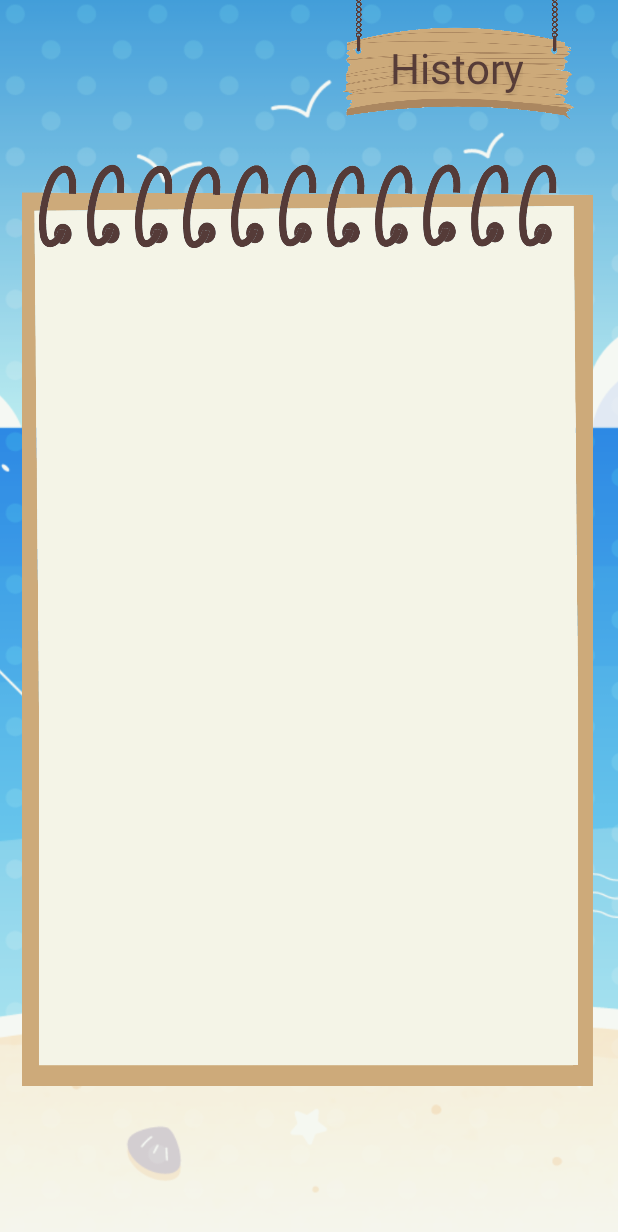
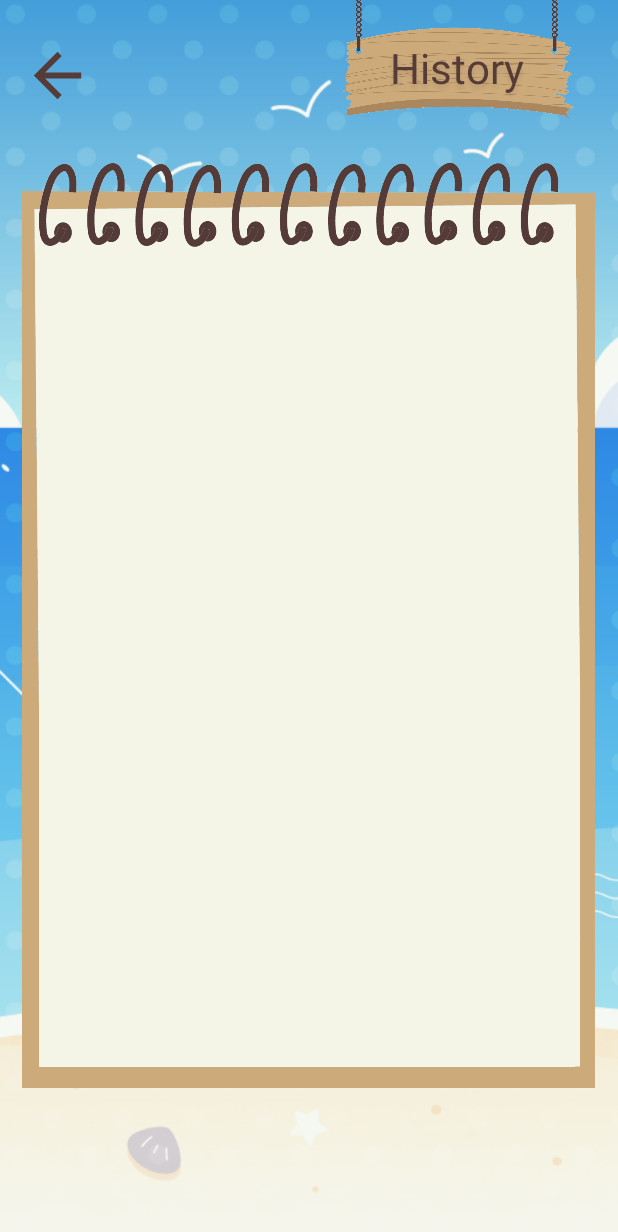
Before and after one commit to alleyahPCM/Piculinary, an Android app: the fragment HistoryAlbumFragment shown on its own in the app's theme, on a phone screen of 412 x 824 dp. Shown: the top 1232 px of the screen. Run offline under Robolectric (Android 15) with nearby library versions, the phone set to English and light mode, and no system bars.

Commit message:
Changed aaron_picture.jpg, Implemented History Navigation and Prepped History Album

```diff
--- a/app/src/main/java/com/example/piculinary/HistoryAlbumFragment.java
+++ b/app/src/main/java/com/example/piculinary/HistoryAlbumFragment.java
@@ -7,12 +7,25 @@ import androidx.fragment.app.Fragment;
 import android.view.LayoutInflater;
 import android.view.View;
 import android.view.ViewGroup;
+import android.widget.ImageView;
 
 public class HistoryAlbumFragment extends Fragment {
 
     @Override
     public View onCreateView(LayoutInflater inflater, ViewGroup container, Bundle savedInstanceState) {
         // Inflate the layout for this fragment
-        return inflater.inflate(R.layout.fragment_history_album, container, false);
+        View view = inflater.inflate(R.layout.fragment_history_album, container, false);
+
+        // Find the back button and set the click listener
+        ImageView backButton = view.findViewById(R.id.arrowBack);
+        backButton.setOnClickListener(new View.OnClickListener() {
+            @Override
+            public void onClick(View v) {
+                // Go back to the previous page/fragment
+                ((MainActivity) requireActivity()).navigateToFragment(new HistoryFragment());
+            }
+        });
+
+        return view;
     }
 }
--- a/app/src/main/java/com/example/piculinary/HistoryFragment.java
+++ b/app/src/main/java/com/example/piculinary/HistoryFragment.java
@@ -2,6 +2,8 @@ package com.example.piculinary;
 
 import android.os.Bundle;
 
+import androidx.annotation.NonNull;
+import androidx.annotation.Nullable;
 import androidx.fragment.app.Fragment;
 
 import android.view.LayoutInflater;
@@ -15,4 +17,15 @@ public class HistoryFragment extends Fragment {
         // Inflate the layout for this fragment
         return inflater.inflate(R.layout.fragment_history, container, false);
     }
+
+    @Override
+    public void onViewCreated(@NonNull View view, @Nullable Bundle savedInstanceState) {
+        super.onViewCreated(view, savedInstanceState);
+
+        // Set up a click listener on the entire view
+        view.setOnClickListener(v -> {
+            // Perform navigation to the next fragment
+            ((MainActivity) requireActivity()).navigateToFragment(new HistoryAlbumFragment());
+        });
+    }
 }
--- a/app/src/main/res/layout/fragment_about_aaron.xml
+++ b/app/src/main/res/layout/fragment_about_aaron.xml
@@ -146,7 +146,6 @@
                     android:layout_width="0dp"
                     android:layout_height="0dp"
                     android:contentDescription="@string/aaron_picture"
-                    android:scaleType="centerCrop"
                     android:src="@drawable/aaron_picture"
                     app:layout_constraintBottom_toTopOf="@id/guideline19"
                     app:layout_constraintEnd_toStartOf="@id/guideline18"
--- a/app/src/main/res/layout/fragment_history_album.xml
+++ b/app/src/main/res/layout/fragment_history_album.xml
@@ -1,7 +1,6 @@
 <?xml version="1.0" encoding="utf-8"?>
 <androidx.constraintlayout.widget.ConstraintLayout xmlns:android="http://schemas.android.com/apk/res/android"
     xmlns:app="http://schemas.android.com/apk/res-auto"
-    xmlns:tools="http://schemas.android.com/tools"
     android:layout_width="match_parent"
     android:layout_height="match_parent">
 
@@ -10,30 +9,39 @@
         android:id="@+id/backgroundImageView"
         android:layout_width="match_parent"
         android:layout_height="match_parent"
+        android:contentDescription="@string/sea_background"
         android:scaleType="centerCrop"
-        android:src="@drawable/sea_background"
-        android:contentDescription="@string/sea_background"/>
+        android:src="@drawable/sea_background" />
+
+    <!-- Arrow Back -->
+    <ImageView
+        android:id="@+id/arrowBack"
+        android:layout_width="0dp"
+        android:layout_height="0dp"
+        android:contentDescription="@string/arrow_back"
+        android:src="@drawable/baseline_arrow_back_24"
+        app:layout_constraintBottom_toTopOf="@id/guideline4"
+        app:layout_constraintEnd_toStartOf="@id/guideline11"
+        app:layout_constraintStart_toStartOf="@id/guideline7"
+        app:layout_constraintTop_toBottomOf="@id/guideline12" />
 
     <!-- Sign Image -->
     <ImageView
         android:id="@+id/sign"
         android:layout_width="0dp"
         android:layout_height="0dp"
+        android:contentDescription="@string/sign"
         android:src="@drawable/sign"
+        app:layout_constraintBottom_toTopOf="@id/guideline4"
         app:layout_constraintEnd_toStartOf="@id/guideline2"
         app:layout_constraintStart_toStartOf="@id/guideline1"
-        app:layout_constraintTop_toBottomOf="@id/guideline3"
-        app:layout_constraintBottom_toTopOf="@id/guideline4"
-        android:contentDescription="@string/sign"/>
+        app:layout_constraintTop_toBottomOf="@id/guideline3" />
 
     <!-- Sign Text -->
     <TextView
-        android:id="@+id/history_text"
+        android:id="@+id/about_us_text"
         android:layout_width="wrap_content"
         android:layout_height="wrap_content"
-        app:autoSizeMaxTextSize="1000dp"
-        app:autoSizeMinTextSize="1dp"
-        app:autoSizeTextType="uniform"
         android:shadowColor="#1A000000"
         android:shadowDx="0"
         android:shadowDy="4"
@@ -43,6 +51,9 @@
         android:textColor="@color/rose_ebony"
         android:textSize="28sp"
         android:translationY="5dp"
+        app:autoSizeMaxTextSize="1000dp"
+        app:autoSizeMinTextSize="1dp"
+        app:autoSizeTextType="uniform"
         app:layout_constraintBottom_toTopOf="@id/guideline4"
         app:layout_constraintEnd_toStartOf="@id/guideline6"
         app:layout_constraintStart_toStartOf="@id/guideline5"
@@ -53,12 +64,35 @@
         android:id="@+id/notebook"
         android:layout_width="0dp"
         android:layout_height="0dp"
+        android:contentDescription="@string/notebook"
         android:src="@drawable/notebook"
+        app:layout_constraintBottom_toTopOf="@id/guideline10"
         app:layout_constraintEnd_toStartOf="@id/guideline8"
         app:layout_constraintStart_toStartOf="@id/guideline7"
-        app:layout_constraintTop_toBottomOf="@id/guideline9"
-        app:layout_constraintBottom_toTopOf="@id/guideline10"
-        android:contentDescription="@string/notebook"/>
+        app:layout_constraintTop_toBottomOf="@id/guideline9" />
+
+    <!-- Content -->
+    <ScrollView
+        android:layout_width="0dp"
+        android:layout_height="0dp"
+        app:layout_constraintBottom_toTopOf="@id/guideline16"
+        app:layout_constraintEnd_toStartOf="@id/guideline14"
+        app:layout_constraintStart_toStartOf="@id/guideline13"
+        app:layout_constraintTop_toBottomOf="@id/guideline15">
+
+        <androidx.constraintlayout.widget.ConstraintLayout
+            android:layout_width="match_parent"
+            android:layout_height="wrap_content"
+            android:paddingTop="5dp">
+
+            <GridView
+                android:id="@+id/history_album_grid"
+                android:layout_width="match_parent"
+                android:layout_height="match_parent"
+                android:numColumns="2"/>
+
+        </androidx.constraintlayout.widget.ConstraintLayout>
+    </ScrollView>
 
     <!-- Guidelines: Sign -->
     <androidx.constraintlayout.widget.Guideline
@@ -117,7 +151,7 @@
         android:layout_width="wrap_content"
         android:layout_height="wrap_content"
         android:orientation="vertical"
-        app:layout_constraintGuide_percent="0.96" />
+        app:layout_constraintGuide_percent="0.963" />
 
     <androidx.constraintlayout.widget.Guideline
         android:id="@+id/guideline9"
@@ -133,4 +167,48 @@
         android:orientation="horizontal"
         app:layout_constraintGuide_percent="0.88" />
 
+    <!-- Guidelines: Arrow Back -->
+    <androidx.constraintlayout.widget.Guideline
+        android:id="@+id/guideline11"
+        android:layout_width="wrap_content"
+        android:layout_height="wrap_content"
+        android:orientation="vertical"
+        app:layout_constraintGuide_percent="0.15" />
+
+    <androidx.constraintlayout.widget.Guideline
+        android:id="@+id/guideline12"
+        android:layout_width="wrap_content"
+        android:layout_height="wrap_content"
+        android:orientation="horizontal"
+        app:layout_constraintGuide_percent="0.026" />
+
+    <!-- Guidelines: Content -->
+    <androidx.constraintlayout.widget.Guideline
+        android:id="@+id/guideline13"
+        android:layout_width="wrap_content"
+        android:layout_height="wrap_content"
+        android:orientation="vertical"
+        app:layout_constraintGuide_percent="0.12" />
+
+    <androidx.constraintlayout.widget.Guideline
+        android:id="@+id/guideline14"
+        android:layout_width="wrap_content"
+        android:layout_height="wrap_content"
+        android:orientation="vertical"
+        app:layout_constraintGuide_percent="0.91" />
+
+    <androidx.constraintlayout.widget.Guideline
+        android:id="@+id/guideline15"
+        android:layout_width="wrap_content"
+        android:layout_height="wrap_content"
+        android:orientation="horizontal"
+        app:layout_constraintGuide_percent="0.23" />
+
+    <androidx.constraintlayout.widget.Guideline
+        android:id="@+id/guideline16"
+        android:layout_width="wrap_content"
+        android:layout_height="wrap_content"
+        android:orientation="horizontal"
+        app:layout_constraintGuide_percent="0.81" />
+
 </androidx.constraintlayout.widget.ConstraintLayout>
```
Also changed, not shown: app/src/main/res/drawable/aaron_picture.jpg.
